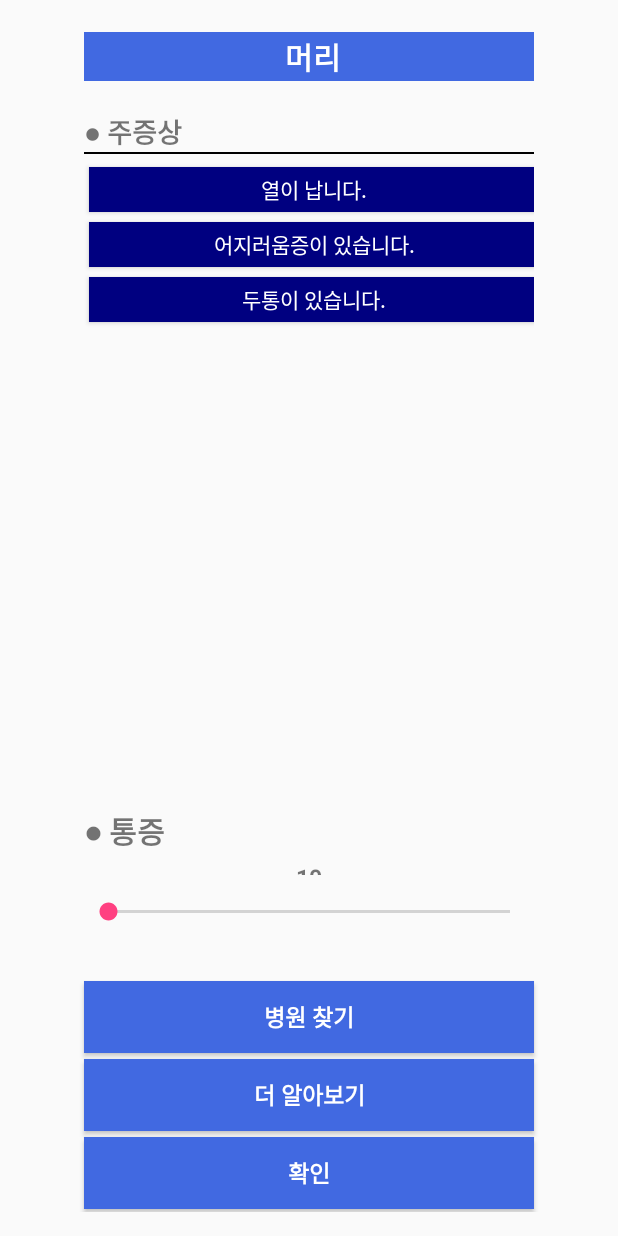
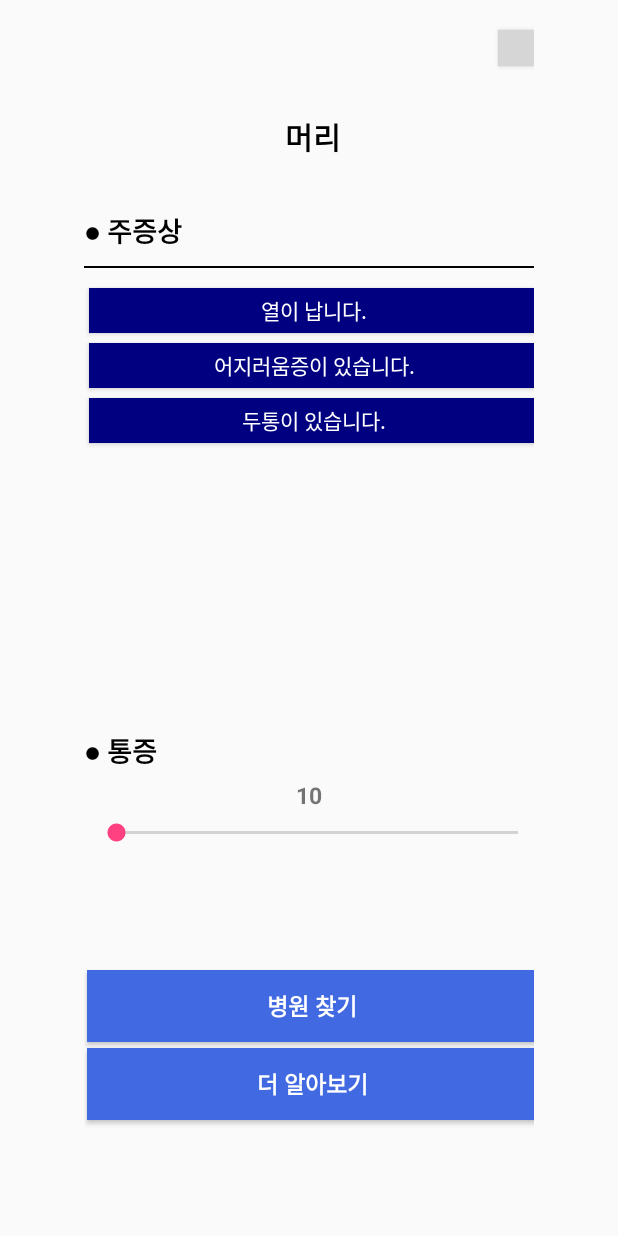
Before and after one commit to arter97/PHR, an Android app: the layout dialog_evaluation.xml on its own in the app's theme, with its tools: preview values and no code run, on a phone screen of 412 x 824 dp. Run offline under Robolectric (Android 15) with nearby library versions, the light colour scheme and no system bars; grey boxes are pictures that could not be loaded.

Commit message:
Edit dialog_evaluation.xml

```diff
--- a/app/src/main/res/layout/dialog_evaluation.xml
+++ b/app/src/main/res/layout/dialog_evaluation.xml
@@ -11,7 +11,23 @@
 
     <LinearLayout
         android:layout_width="300dp"
-            android:layout_height="wrap_content"
+        android:layout_height="0dp"
+        android:layout_weight="0.2"
+        android:gravity="right">
+
+        <Button
+            android:id="@+id/level_cancle"
+            android:layout_width="24dp"
+            android:layout_height="24dp"
+            android:layout_gravity="center_horizontal|center_vertical"
+            android:background="@drawable/cancel1" />
+
+    </LinearLayout>
+
+    <LinearLayout
+        android:layout_width="300dp"
+        android:layout_height="0dp"
+        android:layout_weight="0.5"
         android:orientation="vertical">
 
         <TextView
@@ -20,36 +36,39 @@
             android:layout_gravity="center_vertical"
             android:layout_marginTop="5dp"
             android:layout_weight="1"
-                android:background="#4169E1"
             android:gravity="center"
             android:padding="1dp"
             android:text=" 머리"
-                android:textColor="#FFFFFF"
+            android:textColor="#000000"
             android:textSize="20sp"
             android:textStyle="bold" />
 
+
+    </LinearLayout>
+
+
+    <LinearLayout
+        android:layout_width="300dp"
+        android:layout_height="0dp"
+        android:layout_marginTop="5dp"
+        android:layout_weight="2"
+        android:orientation="vertical">
+
         <TextView
-                android:layout_width="wrap_content"
+            android:layout_width="match_parent"
             android:layout_height="wrap_content"
-                android:layout_marginTop="20dp"
-                android:layout_weight="1"
+            android:layout_marginTop="5dp"
             android:text="● 주증상"
+            android:textColor="#000000"
             android:textSize="18sp"
             android:textStyle="bold" />
-        </LinearLayout>
 
         <LinearLayout
             android:layout_width="300dp"
             android:layout_height="1dp"
+            android:layout_marginTop="10dp"
+            android:layout_marginBottom="10dp"
             android:background="#000000"></LinearLayout>
-
-        <LinearLayout
-            android:layout_width="300dp"
-            android:layout_height="wrap_content"
-            android:layout_marginTop="5dp"
-            android:layout_weight="1"
-            android:gravity="left"
-            android:orientation="vertical">
 
         <Button
             android:id="@+id/head_btn1"
@@ -73,20 +92,18 @@
             android:id="@+id/head_btn3"
             android:layout_width="300dp"
             android:layout_height="30dp"
+            android:layout_margin="3dp"
             android:background="@drawable/btn_select"
-                android:layout_margin="3dp"
             android:text="두통이 있습니다."
-                android:textColor="@drawable/white"/>
+            android:textColor="@drawable/white" />
 
     </LinearLayout>
 
     <LinearLayout
-            android:layout_width="match_parent"
-            android:layout_height="20dp"></LinearLayout>
-
-        <LinearLayout
         android:layout_width="300dp"
-            android:layout_height="50dp"
+        android:layout_height="0dp"
+        android:layout_marginTop="20dp"
+        android:layout_weight="1"
         android:orientation="vertical">
 
         <TextView
@@ -94,7 +111,8 @@
             android:layout_height="wrap_content"
             android:layout_marginTop="5dp"
             android:text="● 통증"
-                android:textSize="20sp"
+            android:textSize="18sp"
+            android:textColor="#000000"
             android:textStyle="bold" />
 
         <TextView
@@ -107,21 +125,19 @@
             android:textSize="15sp"
             android:textStyle="bold" />
 
-        </LinearLayout>
-
-        <LinearLayout
-            android:layout_width="match_parent"
-            android:layout_height="10dp"></LinearLayout>
-
         <SeekBar
             android:id="@+id/level_seek"
             android:layout_width="300dp"
             android:layout_height="wrap_content"
             android:layout_margin="5dp" />
+    </LinearLayout>
+
 
     <LinearLayout
-            android:layout_width="match_parent"
-            android:layout_height="30dp"></LinearLayout>
+        android:layout_width="300dp"
+        android:layout_height="0dp"
+        android:layout_weight="1"
+        android:orientation="vertical">
 
         <Button
             android:id="@+id/level_hospital"
@@ -144,16 +160,5 @@
             android:textColor="#FFFFFF"
             android:textSize="15sp"
             android:textStyle="bold" />
-
-        <Button
-            android:id="@+id/level_cancle"
-            android:layout_width="300dp"
-            android:layout_height="wrap_content"
-            android:layout_margin="2dp"
-            android:background="#4169E1"
-            android:text="확인"
-            android:textColor="#FFFFFF"
-            android:textSize="15sp"
-
-            android:textStyle="bold" />
     </LinearLayout>
+</LinearLayout>
```
Lines whose indentation alone changed are shown as unchanged.
